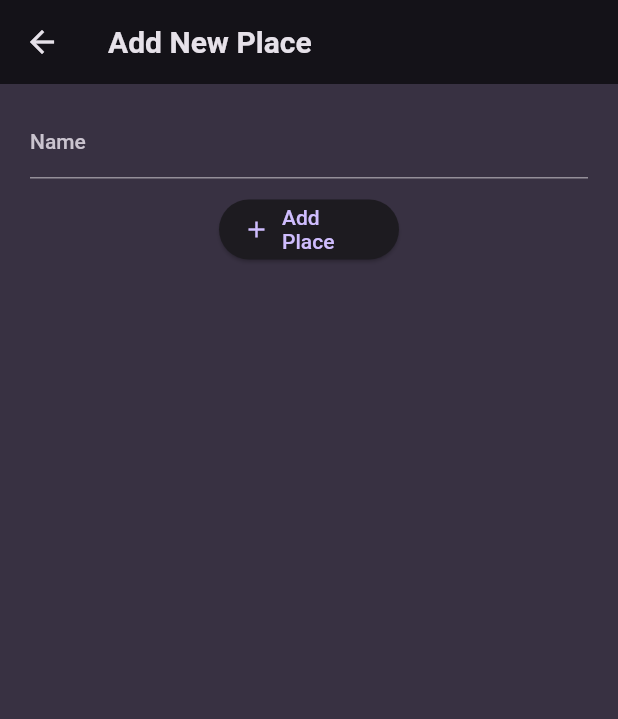
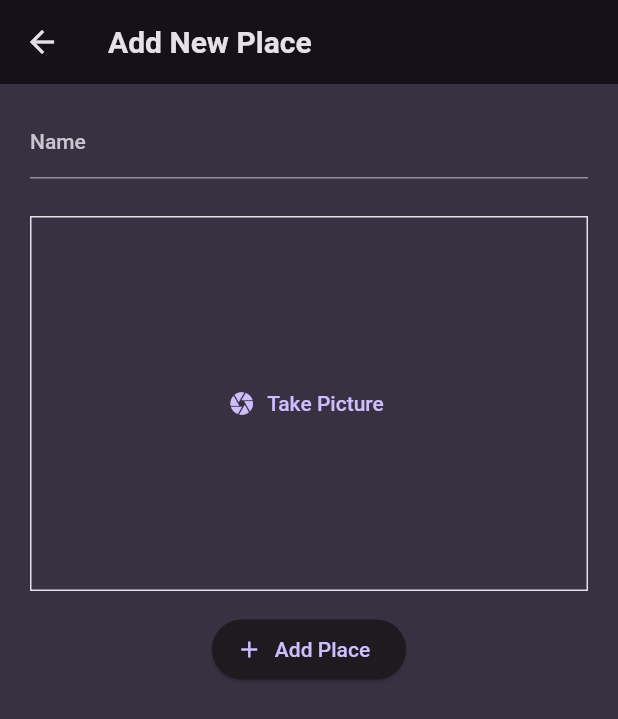
Before and after one commit to Owoeye1321/places, a Flutter app: the NewItem screen opened directly, on a phone screen of 412 x 824 dp. Shown: the top 719 px of the screen. Run offline on Flutter 3.47's test engine with Material 2 defaults, Android fonts, the phone set to English and light mode, and no system bars; our stand-ins replace flutter_riverpod, google_fonts; missing offline and left inert: dart:ffi.

Commit message:
adding image logics

```diff
--- a/lib/screens/new-places.dart
+++ b/lib/screens/new-places.dart
@@ -2,6 +2,7 @@ import 'package:flutter/material.dart';
 import 'package:flutter_riverpod/flutter_riverpod.dart';
 import 'package:places/model/place.dart';
 import 'package:places/provider/new-places.dart';
+import 'package:places/widgets/image_input.dart';
 
 class NewItem extends ConsumerStatefulWidget {
   //final void Function(Location places) addPlaces;
@@ -58,9 +59,8 @@ class _NewItemState extends ConsumerState<NewItem> {
               const SizedBox(
                 height: 10,
               ),
-              SizedBox(
-                width: 120,
-                child: ElevatedButton.icon(
+              ImageInput(),
+               ElevatedButton.icon(
                   onPressed: savePlaces,
                   icon: const Icon(Icons.add),
                    label:
@@ -72,7 +72,6 @@ class _NewItemState extends ConsumerState<NewItem> {
                    // ],
                  // ),
                 ),
-              )
             ],
           ),
         ),
--- /dev/null
+++ b/lib/widgets/image_input.dart
@@ -0,0 +1,29 @@
+import 'dart:ffi';
+
+import 'package:flutter/material.dart';
+
+class ImageInput extends StatefulWidget{
+  ImageInput({super.key});
+
+  @override
+  State<ImageInput> createState()=> _ImageInput();
+
+}
+
+
+class _ImageInput extends State<ImageInput>{
+  _ImageInput();
+
+
+@override
+Widget build(BuildContext context){
+  return Container(
+    height: 250,
+    decoration: BoxDecoration(border: Border.all(color: Theme.of(context).colorScheme.onSurface),),
+    margin: const EdgeInsets.symmetric(vertical: 15),
+    alignment: Alignment.center,
+    width: double.infinity,
+    child: TextButton.icon(onPressed: (){}, icon:const  Icon(Icons.camera), label: const Text("Take Picture")),
+  );
+}
+}
```
